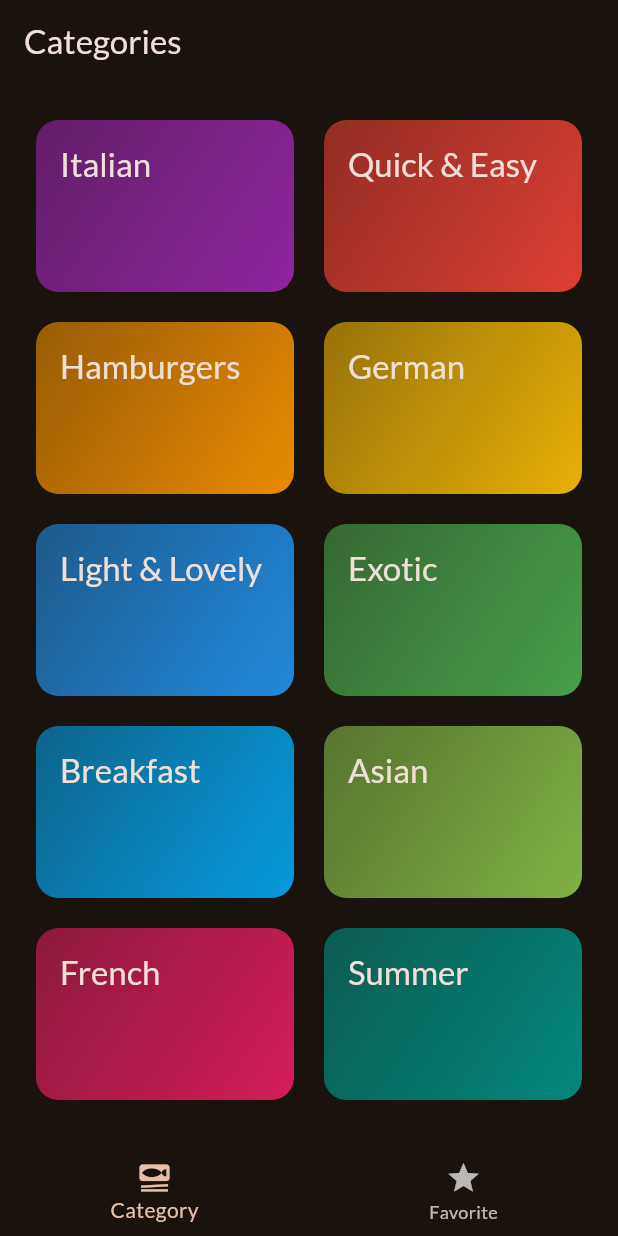
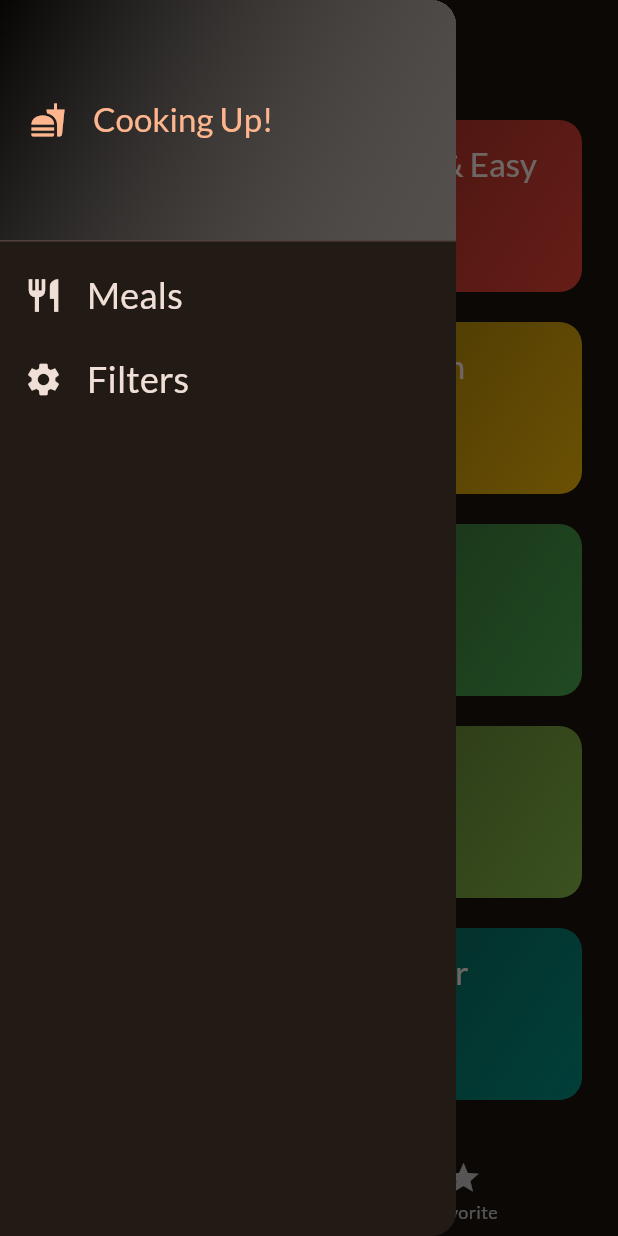
Before and after one commit to hoangminhtran94/meal_apps, a Flutter app: the screen it shows after launch, with the side drawer open (before the commit the screen has no drawer), on a phone screen of 412 x 824 dp. Run offline on Flutter 3.47's test engine with Material 2 defaults, Android fonts, the phone set to English and light mode, and no system bars; our stand-ins replace google_fonts, transparent_image.

Commit message:
added filter meals

```diff
--- a/lib/screens/categories.dart
+++ b/lib/screens/categories.dart
@@ -7,10 +7,14 @@ import 'package:meal_apps/widgets/category_grid_item.dart';
 import '../models/meal.dart';
 
 class CategoriesScreen extends StatelessWidget {
-  const CategoriesScreen({super.key, required this.onToggleFavorite});
+  const CategoriesScreen(
+      {super.key,
+      required this.onToggleFavorite,
+      required this.availableMeals});
   final void Function(Meal meal) onToggleFavorite;
+  final List<Meal> availableMeals;
   void _selectCategory(BuildContext context, Category category) {
-    final currentMeals = dummyMeals
+    final currentMeals = availableMeals
         .where((meal) => meal.categories.contains(category.id))
         .toList();
     Navigator.push(
--- a/lib/screens/tabs.dart
+++ b/lib/screens/tabs.dart
@@ -1,8 +1,18 @@
 import 'package:flutter/material.dart';
+import 'package:meal_apps/models/category.dart';
 import 'package:meal_apps/screens/categories.dart';
 import 'package:meal_apps/screens/meals.dart';
+import 'package:meal_apps/screens/filters.dart';
+import 'package:meal_apps/widgets/main_drawer.dart';
 
 import '../models/meal.dart';
+
+const kSelectedFilters = {
+  Filter.glutenFree: false,
+  Filter.lactoseFree: false,
+  Filter.vegeterian: false,
+  Filter.vegan: false
+};
 
 class TabsScreen extends StatefulWidget {
   const TabsScreen({super.key});
@@ -17,11 +27,26 @@ class _TabsScreenState extends State<TabsScreen> {
   int _selectedPageIndex = 0;
   final List<Meal> _favoriteMeals = [];
   var _activePageTitle = "Categories";
+  Map<Filter, bool> _selectedFilters = kSelectedFilters;
 
   void _showInfoMessage(String message) {
     ScaffoldMessenger.of(context).clearSnackBars();
     ScaffoldMessenger.of(context)
         .showSnackBar(SnackBar(content: Text(message)));
+  }
+
+  void _setScreen(String identifier) async {
+    Navigator.of(context).pop();
+    if (identifier == "filters") {
+      final result = await Navigator.of(context).push<Map<Filter, bool>>(
+          MaterialPageRoute(
+              builder: (ctx) =>
+                  FiltersScreen(currentFilters: _selectedFilters)));
+
+      setState(() {
+        _selectedFilters = result ?? kSelectedFilters;
+      });
+    }
   }
 
   void _toggleMealFavoriteStatus(Meal meal) {
@@ -49,7 +74,23 @@ class _TabsScreenState extends State<TabsScreen> {
 
   @override
   Widget build(BuildContext context) {
+    final availableMeals = dummyMeals.where((meal) {
+      if (_selectedFilters[Filter.glutenFree]! && !meal.isGlutenFree) {
+        return false;
+      }
+      if (_selectedFilters[Filter.lactoseFree]! && !meal.isLactoseFree) {
+        return false;
+      }
+      if (_selectedFilters[Filter.vegeterian]! && !meal.isVegetarian) {
+        return false;
+      }
+      if (_selectedFilters[Filter.vegan]! && !meal.isVegan) {
+        return false;
+      }
+      return true;
+    }).toList();
     Widget activePage = CategoriesScreen(
+      availableMeals: availableMeals,
       onToggleFavorite: _toggleMealFavoriteStatus,
     );
     if (_selectedPageIndex == 1) {
@@ -59,6 +100,9 @@ class _TabsScreenState extends State<TabsScreen> {
       );
     }
     return Scaffold(
+      drawer: MainDrawer(
+        onSelectScreen: _setScreen,
+      ),
       appBar: AppBar(
         title: Text(_activePageTitle),
       ),
--- /dev/null
+++ b/lib/widgets/main_drawer.dart
@@ -0,0 +1,65 @@
+import 'package:flutter/material.dart';
+
+class MainDrawer extends StatelessWidget {
+  const MainDrawer({super.key, required this.onSelectScreen});
+  final void Function(String identifier) onSelectScreen;
+
+  @override
+  Widget build(BuildContext context) {
+    return Drawer(
+      child: Column(children: [
+        DrawerHeader(
+            padding: const EdgeInsets.all(20),
+            decoration: BoxDecoration(
+                gradient: LinearGradient(colors: [
+              Colors.black.withOpacity(0.8),
+              Colors.grey.withOpacity(0.4),
+            ], begin: Alignment.topLeft, end: Alignment.bottomRight)),
+            child: Row(
+              children: [
+                Icon(Icons.fastfood,
+                    color: Theme.of(context).colorScheme.primary),
+                const SizedBox(
+                  width: 18,
+                ),
+                Text(
+                  "Cooking Up!",
+                  style: Theme.of(context)
+                      .textTheme
+                      .titleLarge!
+                      .copyWith(color: Theme.of(context).colorScheme.primary),
+                )
+              ],
+            )),
+        ListTile(
+          leading: Icon(
+            Icons.restaurant,
+            size: 26,
+            color: Theme.of(context).colorScheme.onBackground,
+          ),
+          title: Text("Meals",
+              style: Theme.of(context).textTheme.titleSmall!.copyWith(
+                  color: Theme.of(context).colorScheme.onBackground,
+                  fontSize: 24)),
+          onTap: () {
+            onSelectScreen("meals");
+          },
+        ),
+        ListTile(
+          leading: Icon(
+            Icons.settings,
+            size: 26,
+            color: Theme.of(context).colorScheme.onBackground,
+          ),
+          title: Text("Filters",
+              style: Theme.of(context).textTheme.titleSmall!.copyWith(
+                  color: Theme.of(context).colorScheme.onBackground,
+                  fontSize: 24)),
+          onTap: () {
+            onSelectScreen("filters");
+          },
+        )
+      ]),
+    );
+  }
+}
```
Also changed, not shown: lib/screens/filters.dart (added, +142 -0 lines).
